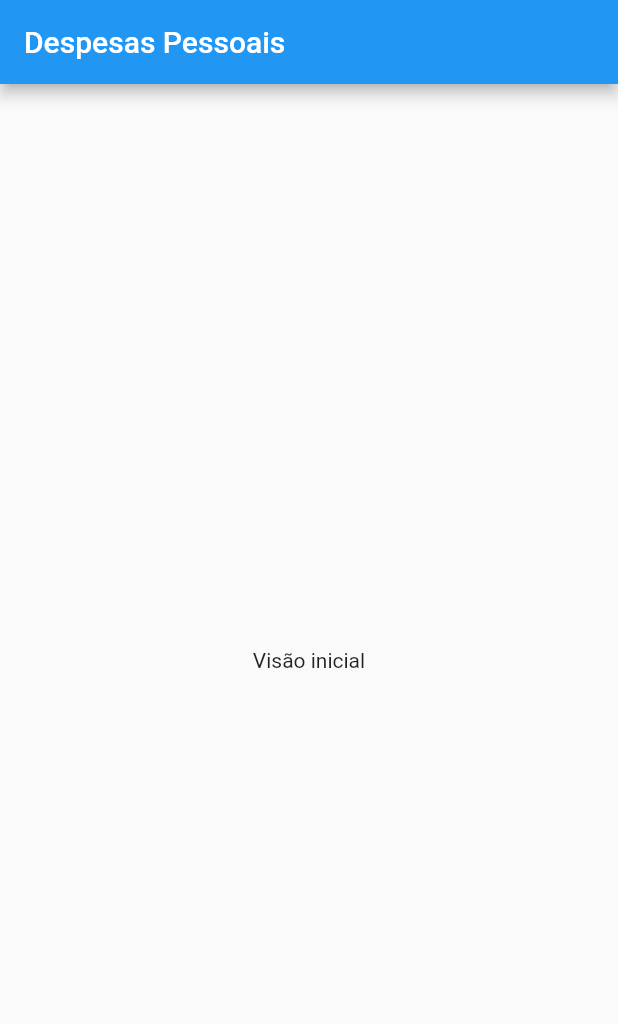
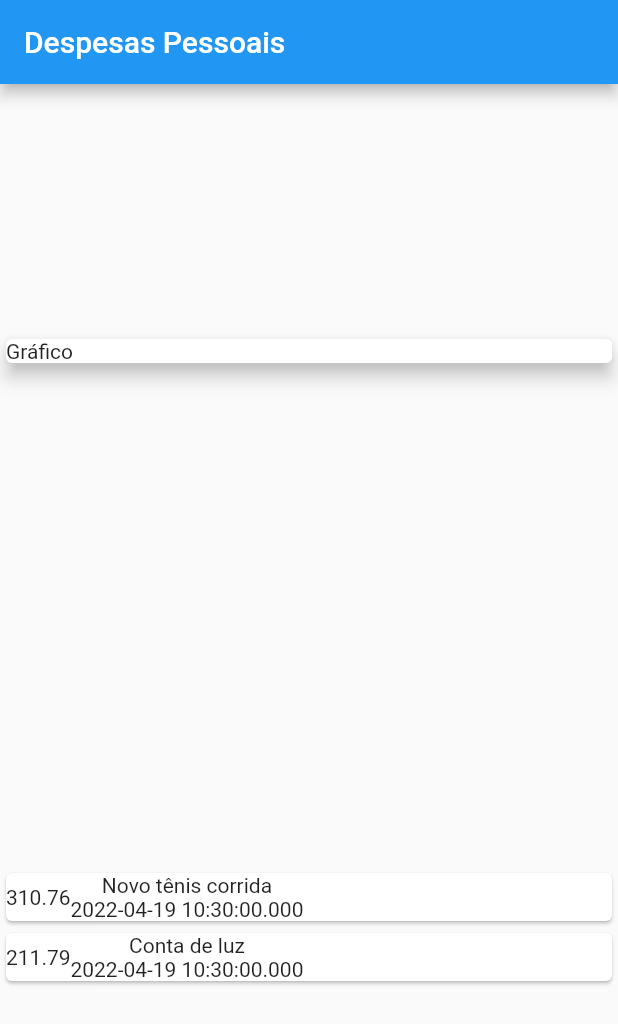
Before and after one commit to GabrielFdoVal/expenses, a Flutter app: the screen it shows after launch, on a phone screen of 412 x 824 dp. Shown: the top 1024 px of the screen. Run offline on Flutter 3.47's test engine with Material 2 defaults, Android fonts, the phone set to English and light mode, and no system bars.

Commit message:
Created the transaction class, that is responsible to be a list of transactions
Then added to the main class with two itens, in the bottom position
for the end I created a Row for each item in transations list

```diff
--- a/lib/main.dart
+++ b/lib/main.dart
@@ -1,3 +1,4 @@
+import 'package:expenses/models/transaction.dart';
 import 'package:flutter/material.dart';
 
 main() => runApp(ExpensesApp());
@@ -6,20 +7,62 @@ class ExpensesApp extends StatelessWidget {
   @override
   Widget build(BuildContext context) {
     return MaterialApp(
-      home: MyHome(),
+      home: MyHomePage(),
     );
   }
 }
 
-class MyHome extends StatelessWidget {
+class MyHomePage extends StatelessWidget {
+  final _transactions = [
+    Transation(
+      id: 't1',
+      title: 'Novo tênis corrida',
+      value: 310.76,
+      date: DateTime.now(),
+    ),
+    Transation(
+      id: 't2',
+      title: 'Conta de luz',
+      value: 211.79,
+      date: DateTime.now(),
+    )
+  ];
+
   @override
   Widget build(BuildContext context) {
     return Scaffold(
       appBar: AppBar(
         title: Text("Despesas Pessoais"),
       ),
-      body: Center(
-        child: Text("Visão inicial"),
+      body: Column(
+        mainAxisAlignment: MainAxisAlignment.spaceAround,
+        crossAxisAlignment: CrossAxisAlignment.stretch,
+        children: <Widget>[
+          Card(
+            child: Text("Gráfico"),
+            elevation: 5,
+          ),
+          Column(
+            children: _transactions.map(
+              (tr) {
+                return Card(
+                    child: Row(
+                  children: <Widget>[
+                    Container(
+                      child: Text(tr.value.toString()),
+                    ),
+                    Column(
+                      children: <Widget>[
+                        Text(tr.title),
+                        Text(tr.date.toString()),
+                      ],
+                    )
+                  ],
+                ));
+              },
+            ).toList(),
+          )
+        ],
       ),
     );
   }
--- /dev/null
+++ b/lib/models/transaction.dart
@@ -0,0 +1,13 @@
+class Transation {
+  final String id;
+  final String title;
+  final double value;
+  final DateTime date;
+
+  Transation({
+    required this.id,
+    required this.title,
+    required this.value,
+    required this.date,
+  });
+}
```
